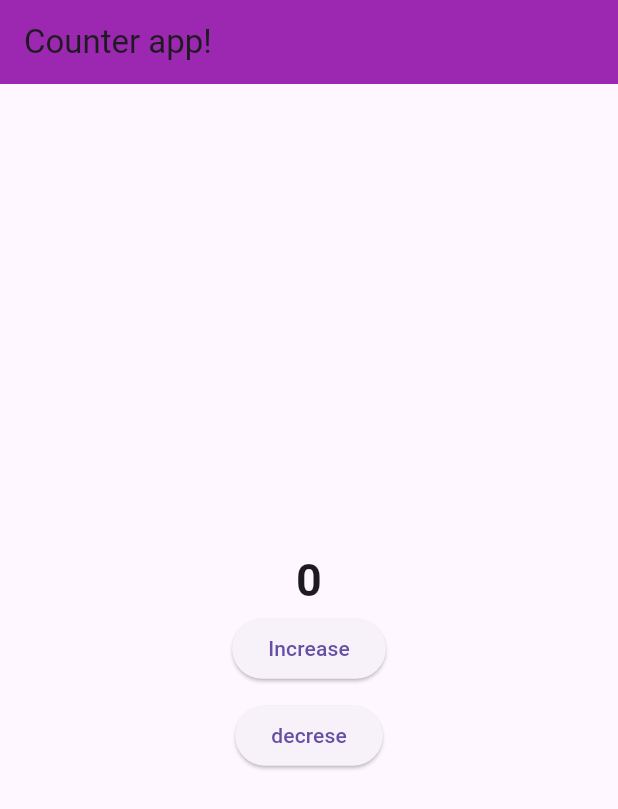
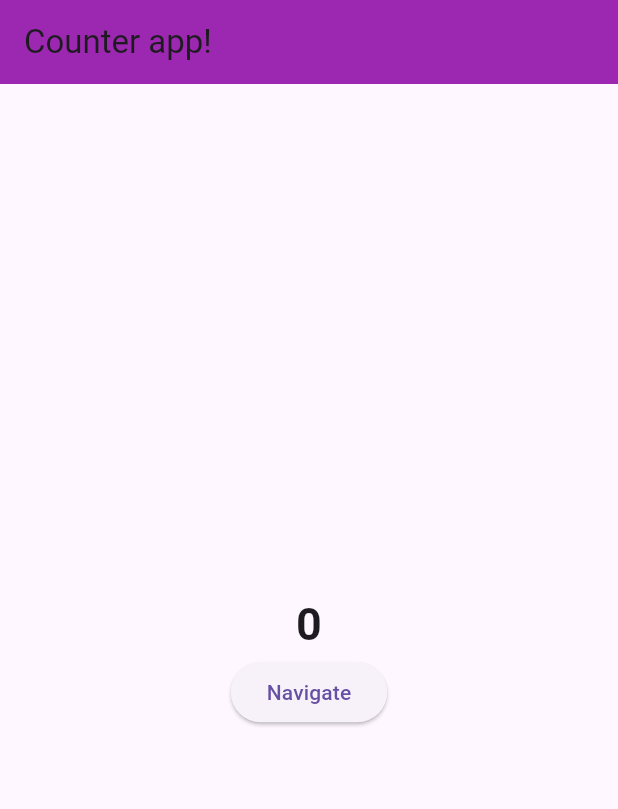
Before and after one commit to sovaamahato/counter_app, a Flutter app: the screen it shows after launch, on a phone screen of 412 x 824 dp. Shown: the top 809 px of the screen. Run offline on Flutter 3.47's test engine with Material 3 defaults, Android fonts, the phone set to English and light mode, and no system bars; our stand-ins replace flutter_bloc.

Commit message:
blocprovider to handle multiple pages

```diff
--- /dev/null
+++ b/lib/home_page.dart
@@ -0,0 +1,47 @@
+import 'package:counter_app/cubit/counter_cubit.dart';
+import 'package:counter_app/inc_dec_page.dart';
+import 'package:flutter/material.dart';
+import 'package:flutter_bloc/flutter_bloc.dart';
+
+class HomePage extends StatelessWidget {
+  const HomePage({super.key});
+
+  @override
+  Widget build(BuildContext context) {
+    final counterCubit = BlocProvider.of<CounterCubit>(context);
+    return Scaffold(
+      appBar: AppBar(
+        title: const Text(
+          'Counter app!',
+          style: TextStyle(),
+        ),
+        backgroundColor: Colors.purple,
+      ),
+      body: Column(
+        mainAxisAlignment: MainAxisAlignment.center,
+        children: [
+          Center(
+            child: BlocBuilder(
+                bloc: counterCubit,
+                builder: (context, counter) {
+                  return Text(
+                    '$counter',
+                    style: const TextStyle(
+                        fontSize: 30, fontWeight: FontWeight.bold),
+                  );
+                }),
+          ),
+          ElevatedButton(
+              onPressed: () {
+                Navigator.of(context).push(
+                  MaterialPageRoute(builder: (ctx) {
+                    return IncDecPage();
+                  }),
+                );
+              },
+              child: const Text("Navigate")),
+        ],
+      ),
+    );
+  }
+}
--- a/lib/main.dart
+++ b/lib/main.dart
@@ -1,6 +1,8 @@
 import 'package:counter_app/cubit/counter_cubit.dart';
 import 'package:flutter/material.dart';
 import 'package:flutter_bloc/flutter_bloc.dart';
+
+import 'home_page.dart';
 
 void main() {
   runApp(const Counter());
@@ -18,42 +20,10 @@ class _CounterState extends State<Counter> {
 
   @override
   Widget build(BuildContext context) {
-    return MaterialApp(
-      debugShowCheckedModeBanner: false,
-      home: Scaffold(
-        appBar: AppBar(
-          title: const Text(
-            'Counter app!',
-            style: TextStyle(),
-          ),
-          backgroundColor: Colors.purple,
-        ),
-        body: Column(
-          mainAxisAlignment: MainAxisAlignment.center,
-          children: [
-            Center(
-              child: BlocBuilder(
-                  bloc: counterCubit,
-                  builder: (context, counter) {
-                    return Text(
-                      '$counter',
-                      style: const TextStyle(
-                          fontSize: 30, fontWeight: FontWeight.bold),
-                    );
-                  }),
-            ),
-            ElevatedButton(
-                onPressed: () => counterCubit.increment(),
-                child: const Text("Increase")),
-            const SizedBox(
-              height: 10,
-            ),
-            ElevatedButton(
-                onPressed: () => counterCubit.decrement(),
-                child: const Text("decrese"))
-          ],
-        ),
-      ),
+    return BlocProvider(
+      create: (_) => CounterCubit(),
+      child: const MaterialApp(
+          debugShowCheckedModeBanner: false, home: HomePage()),
     );
     ;
   }
```
Also changed, not shown: lib/inc_dec_page.dart (added, +27 -0 lines).
